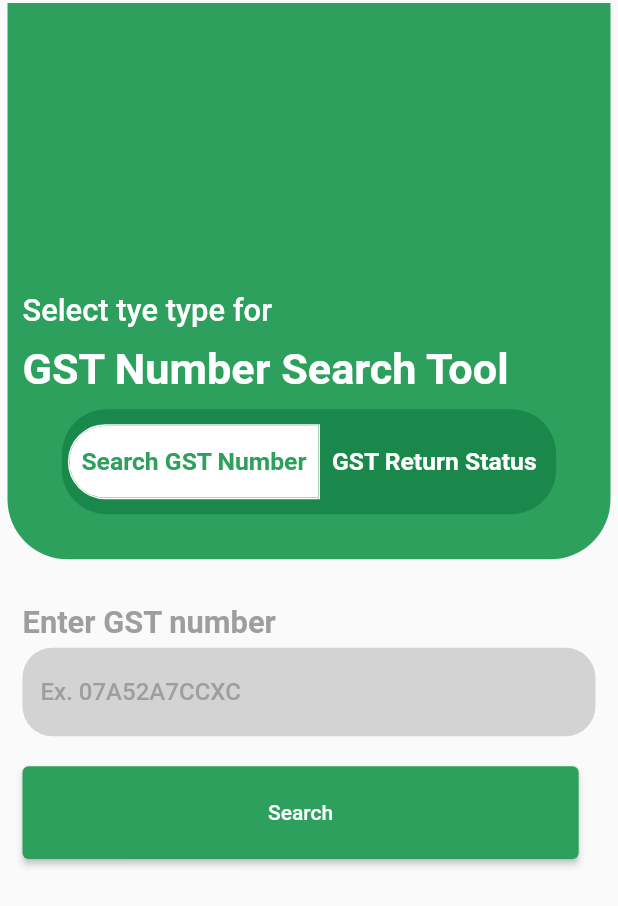
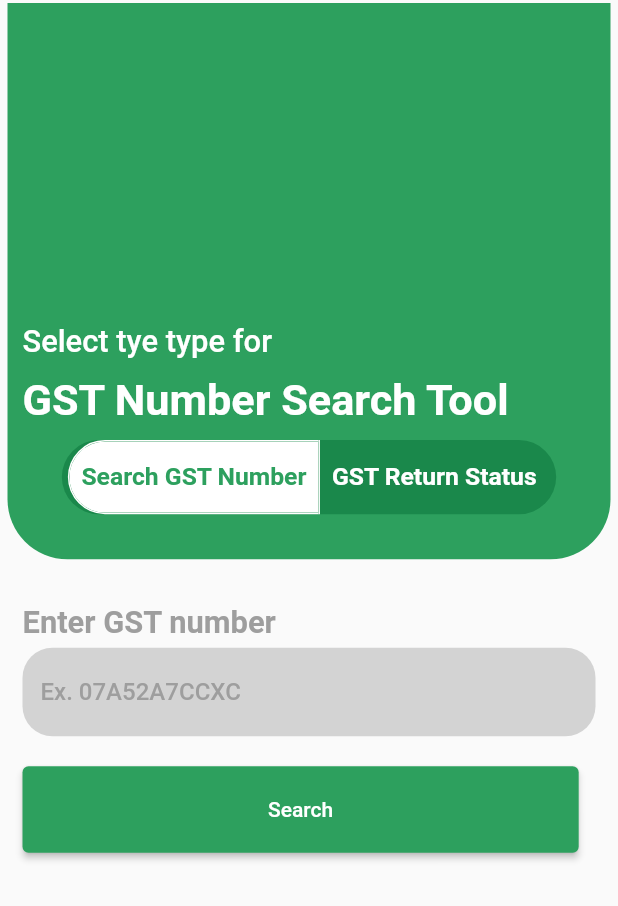
Before and after one commit to Zatinmohan/GSTapp, a Flutter app: the screen it shows after launch, on a phone screen of 412 x 824 dp. Shown: the top 906 px of the screen. Run offline on Flutter 3.47's test engine with Material 2 defaults, Android fonts, the phone set to English and light mode, and no system bars; our stand-ins replace get.

Commit message:
- UI Enhancement s - Bug Fixes

```diff
--- a/lib/View/MainScreen/SearchPage/searchMain.dart
+++ b/lib/View/MainScreen/SearchPage/searchMain.dart
@@ -43,7 +43,7 @@ class SearchMain extends StatelessWidget {
           const SizedBox(height: 20.0),
           SizedBox(
             width: Get.width * 0.9,
-            height: Get.height * 0.075,
+            height: Get.height * 0.07,
             child: ElevatedButton(
                 style: ElevatedButton.styleFrom(
                   primary: mainThemeColor,
--- a/lib/View/MainScreen/UpperContainer/toggleButton.dart
+++ b/lib/View/MainScreen/UpperContainer/toggleButton.dart
@@ -14,7 +14,7 @@ class ToggleButtonCustom extends StatelessWidget {
         Center(
             child: Container(
           width: Get.width * 0.8,
-          height: Get.height * 0.085,
+          height: Get.height * 0.06,
           decoration: BoxDecoration(
             color: const Color(0xff1a884b),
             borderRadius: BorderRadius.circular(30.0),
--- a/lib/View/ResultPage/UpperContainer/upperPart.dart
+++ b/lib/View/ResultPage/UpperContainer/upperPart.dart
@@ -11,7 +11,7 @@ class UpperResultContainer extends StatelessWidget {
     return Container(
       padding: const EdgeInsets.symmetric(vertical: 8.0, horizontal: 10.0),
       width: Get.width,
-      height: Get.height * 0.4,
+      height: Get.height * 0.39,
       decoration: const BoxDecoration(
           color: mainThemeColor,
           borderRadius: BorderRadius.only(
```
